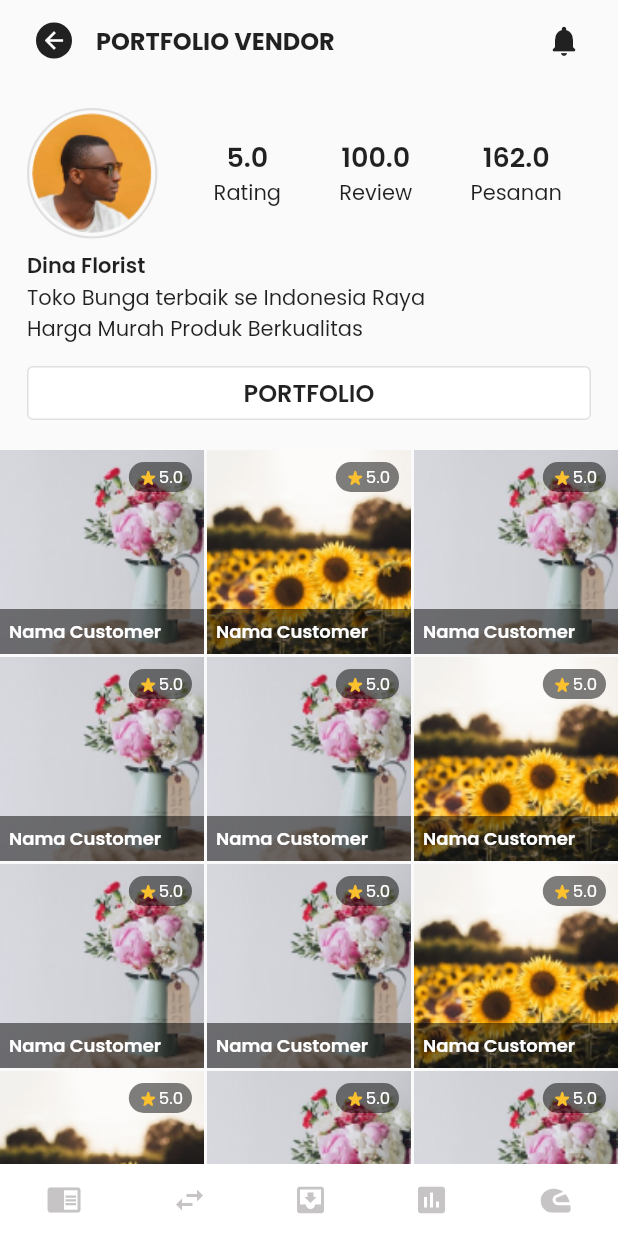
After one commit to nadahasni-dot/ordo-ui-test, a Flutter app: the PortfolioPage screen opened directly, on a phone screen of 412 x 824 dp. The commit adds this screen. Run offline on Flutter 3.47's test engine with Material 2 defaults, Android fonts, the light colour scheme and no system bars; our stand-ins replace flutter_svg.

Commit message:
adding test-2 page (portfolio/instagram clone)

```diff
--- /dev/null
+++ b/lib/components/portfoliopage/portfolio_app_bar.dart
@@ -0,0 +1,53 @@
+import 'package:flutter/material.dart';
+
+class PortfolioAppBar extends StatelessWidget {
+  const PortfolioAppBar({Key? key}) : super(key: key);
+
+  @override
+  Widget build(BuildContext context) {
+    return Container(
+      padding: EdgeInsets.symmetric(horizontal: 24),
+      height: 54,
+      child: Row(
+        crossAxisAlignment: CrossAxisAlignment.center,
+        mainAxisAlignment: MainAxisAlignment.spaceBetween,
+        children: [
+          Row(
+            children: [
+              Container(
+                height: 24,
+                width: 24,
+                padding: EdgeInsets.zero,
+                decoration: BoxDecoration(
+                  borderRadius: BorderRadius.circular(30),
+                  color: Colors.black87,
+                ),
+                child: IconButton(
+                  iconSize: 18,
+                  padding: EdgeInsets.zero,
+                  color: Colors.white,
+                  onPressed: () {},
+                  icon: Icon(Icons.arrow_back),
+                ),
+              ),
+              SizedBox(width: 16),
+              Text(
+                "PORTFOLIO VENDOR",
+                style: TextStyle(
+                  color: Colors.black87,
+                  fontFamily: "Poppins",
+                  fontSize: 16,
+                  fontWeight: FontWeight.w700,
+                ),
+              ),
+            ],
+          ),
+          Icon(
+            Icons.notifications_rounded,
+            size: 24,
+          )
+        ],
+      ),
+    );
+  }
+}
--- /dev/null
+++ b/lib/components/portfoliopage/portfolio_bottom_app_bar.dart
@@ -0,0 +1,24 @@
+import 'package:flutter/material.dart';
+import 'package:flutter_svg/flutter_svg.dart';
+
+class PortfolioBottomAppBar extends StatelessWidget {
+  const PortfolioBottomAppBar({Key? key}) : super(key: key);
+
+  @override
+  Widget build(BuildContext context) {
+    return Container(
+      color: Colors.white,
+      height: 48,
+      child: Row(
+        mainAxisAlignment: MainAxisAlignment.spaceAround,
+        children: [
+          SvgPicture.asset("assets/icons/portfolio-bottom-1.svg"),
+          SvgPicture.asset("assets/icons/portfolio-bottom-2.svg"),
+          SvgPicture.asset("assets/icons/portfolio-bottom-3.svg"),
+          SvgPicture.asset("assets/icons/portfolio-bottom-4.svg"),
+          SvgPicture.asset("assets/icons/portfolio-bottom-5.svg"),
+        ],
+      ),
+    );
+  }
+}
--- /dev/null
+++ b/lib/components/portfoliopage/portfolio_grid_item.dart
@@ -0,0 +1,98 @@
+import 'package:flutter/material.dart';
+
+class PortfolioGridItem extends StatelessWidget {
+  const PortfolioGridItem({
+    Key? key,
+    required this.rating,
+    required this.customer,
+    required this.image,
+  }) : super(key: key);
+
+  final double rating;
+  final String customer;
+  final String image;
+
+  @override
+  Widget build(BuildContext context) {
+    return Container(
+      child: Stack(
+        fit: StackFit.passthrough,
+        children: [
+          ClipRRect(
+            child: Image.asset(
+              image,
+              fit: BoxFit.cover,
+            ),
+          ),
+          Row(
+            crossAxisAlignment: CrossAxisAlignment.start,
+            mainAxisAlignment: MainAxisAlignment.end,
+            children: [
+              Padding(
+                padding: const EdgeInsets.all(8.0),
+                child: Container(
+                  padding: EdgeInsets.symmetric(
+                    horizontal: 6,
+                    vertical: 2,
+                  ),
+                  decoration: BoxDecoration(
+                    color: Colors.black87.withOpacity(0.5),
+                    borderRadius: BorderRadius.circular(16),
+                  ),
+                  child: Row(
+                    crossAxisAlignment: CrossAxisAlignment.center,
+                    children: [
+                      Icon(
+                        Icons.star_rate_rounded,
+                        size: 14,
+                        color: Colors.yellow.shade700,
+                      ),
+                      Text(
+                        rating.toString(),
+                        style: TextStyle(
+                            fontFamily: "Poppins",
+                            color: Colors.white,
+                            fontSize: 11),
+                      )
+                    ],
+                  ),
+                ),
+              ),
+            ],
+          ),
+          Row(
+            crossAxisAlignment: CrossAxisAlignment.end,
+            children: [
+              Expanded(
+                child: Container(
+                  padding: EdgeInsets.symmetric(
+                    horizontal: 6,
+                    vertical: 6,
+                  ),
+                  decoration: BoxDecoration(
+                    color: Colors.black87.withOpacity(0.5),
+                  ),
+                  child: Row(
+                    crossAxisAlignment: CrossAxisAlignment.center,
+                    children: [
+                      Text(
+                        customer,
+                        overflow: TextOverflow.ellipsis,
+                        style: TextStyle(
+                          fontFamily: "Poppins",
+                          color: Colors.white,
+                          fontWeight: FontWeight.w600,
+                          fontSize: 12,
+                        ),
+                      )
+                    ],
+                  ),
+                ),
+              ),
+            ],
+          ),
+        ],
+      ),
+    );
+  }
+}
--- /dev/null
+++ b/lib/components/portfoliopage/portfolio_stat.dart
@@ -0,0 +1,34 @@
+import 'package:flutter/material.dart';
+
+class PortfolioStat extends StatelessWidget {
+  const PortfolioStat({
+    Key? key,
+    required this.label,
+    required this.stat,
+  }) : super(key: key);
+
+  final String label;
+  final double stat;
+
+  @override
+  Widget build(BuildContext context) {
+    return Container(
+      child: Column(
+        children: [
+          Text(
+            stat.toString(),
+            style: TextStyle(
+              fontFamily: "Poppins",
+              fontSize: 18,
+              fontWeight: FontWeight.w600,
+            ),
+          ),
+          Text(
+            label,
+            style: TextStyle(fontFamily: "Poppins"),
+          ),
+        ],
+      ),
+    );
+  }
+}
--- /dev/null
+++ b/lib/components/portfoliopage/profile_description.dart
@@ -0,0 +1,44 @@
+import 'package:flutter/material.dart';
+
+class ProfileDescription extends StatelessWidget {
+  const ProfileDescription({Key? key}) : super(key: key);
+
+  @override
+  Widget build(BuildContext context) {
+    return Container(
+      padding: EdgeInsets.symmetric(horizontal: 18),
+      child: Column(
+        crossAxisAlignment: CrossAxisAlignment.stretch,
+        children: [
+          Text(
+            "Dina Florist",
+            textAlign: TextAlign.left,
+            style:
+                TextStyle(fontFamily: "Poppins", fontWeight: FontWeight.w600),
+          ),
+          Text(
+            "Toko Bunga terbaik se Indonesia Raya \nHarga Murah Produk Berkualitas",
+            textAlign: TextAlign.left,
+            style: TextStyle(fontFamily: "Poppins"),
+          ),
+          SizedBox(height: 8),
+          OutlinedButton(
+            onPressed: () {},
+            child: Text(
+              "PORTFOLIO",
+              style: TextStyle(
+                  fontFamily: "Poppins",
+                  fontSize: 16,
+                  fontWeight: FontWeight.w600,
+                  color: Colors.black87),
+            ),
+            style: ButtonStyle(
+              elevation: MaterialStateProperty.all(0),
+              backgroundColor: MaterialStateProperty.all(Colors.white),
+            ),
+          ),
+        ],
+      ),
+    );
+  }
+}
--- /dev/null
+++ b/lib/components/portfoliopage/profile_head.dart
@@ -0,0 +1,46 @@
+import 'package:flutter/material.dart';
+import 'package:ordo_ui_test/components/portfoliopage/portfolio_stat.dart';
+
+class ProfileWidget extends StatelessWidget {
+  const ProfileWidget({Key? key}) : super(key: key);
+
+  @override
+  Widget build(BuildContext context) {
+    return Container(
+      padding: EdgeInsets.symmetric(horizontal: 18),
+      child: Row(
+        crossAxisAlignment: CrossAxisAlignment.center,
+        children: [
+          Container(
+            height: 87,
+            width: 87,
+            padding: EdgeInsets.all(2),
+            decoration: BoxDecoration(
+              border: Border.all(
+                width: 1.5,
+                color: Colors.grey.shade300,
+              ),
+              borderRadius: BorderRadius.circular(87),
+            ),
+            child: ClipRRect(
+              borderRadius: BorderRadius.circular(87),
+              child: Image.asset("assets/images/team-2.png"),
+            ),
+          ),
+          SizedBox(width: 18),
+          Expanded(
+            child: Row(
+              crossAxisAlignment: CrossAxisAlignment.center,
+              mainAxisAlignment: MainAxisAlignment.spaceAround,
+              children: [
+                PortfolioStat(label: "Rating", stat: 5.0),
+                PortfolioStat(label: "Review", stat: 100),
+                PortfolioStat(label: "Pesanan", stat: 162),
+              ],
+            ),
+          )
+        ],
+      ),
+    );
+  }
+}
--- a/lib/main.dart
+++ b/lib/main.dart
@@ -23,7 +23,7 @@ class MyApp extends StatelessWidget {
         // is not restarted.
         primarySwatch: Colors.blue,
       ),
-      home: MyHomePage(title: 'Flutter Demo Home Page'),
+      home: MyHomePage(),
     );
   }
 }
--- /dev/null
+++ b/lib/models/portfolio_model.dart
@@ -0,0 +1,15 @@
+class PortfolioModel {
+  final String image;
+  final double rating;
+  final String customer;
+
+  PortfolioModel({
+    required this.image,
+    required this.rating,
+    required this.customer,
+  });
+
+  double get getRating => this.rating;
+  String get getImage => this.image;
+  String get getCustomer => this.customer;
+}
--- a/lib/pages/home_page.dart
+++ b/lib/pages/home_page.dart
@@ -1,38 +1,15 @@
 import 'package:flutter/material.dart';
-import 'package:ordo_ui_test/components/test_button.dart';
+import 'package:ordo_ui_test/components/homepage/test_button.dart';
+import 'package:ordo_ui_test/pages/portfolio_page.dart';
 
 class MyHomePage extends StatefulWidget {
-  MyHomePage({Key? key, required this.title}) : super(key: key);
-
-  // This widget is the home page of your application. It is stateful, meaning
-  // that it has a State object (defined below) that contains fields that affect
-  // how it looks.
-
-  // This class is the configuration for the state. It holds the values (in this
-  // case the title) provided by the parent (in this case the App widget) and
-  // used by the build method of the State. Fields in a Widget subclass are
-  // always marked "final".
-
-  final String title;
+  MyHomePage({Key? key}) : super(key: key);
 
   @override
   _MyHomePageState createState() => _MyHomePageState();
 }
 
 class _MyHomePageState extends State<MyHomePage> {
-  int _counter = 0;
-
-  void _incrementCounter() {
-    setState(() {
-      // This call to setState tells the Flutter framework that something has
-      // changed in this State, which causes it to rerun the build method below
-      // so that the display can reflect the updated values. If we changed
-      // _counter without calling setState(), then the build method would not be
-      // called again, and so nothing would appear to happen.
-      _counter++;
-    });
-  }
-
   @override
   Widget build(BuildContext context) {
     return Scaffold(
@@ -69,26 +46,27 @@ class _MyHomePageState extends State<MyHomePage> {
             Padding(
               padding: const EdgeInsets.symmetric(horizontal: 42),
               child: TestButton(
-                text: "Test 1",
-                onClick: () {},
+                text: "Test 2",
+                onClick: () {
+                  Navigator.of(context).push(
+                    MaterialPageRoute(
+                      builder: (context) => PortfolioPage(),
+                    ),
+                  );
+                },
               ),
             ),
             SizedBox(height: 18),
             Padding(
               padding: const EdgeInsets.symmetric(horizontal: 42),
               child: TestButton(
-                text: "Test 1",
+                text: "Test 3",
                 onClick: () {},
               ),
             ),
           ],
         ),
       ),
-      floatingActionButton: FloatingActionButton(
-        onPressed: _incrementCounter,
-        tooltip: 'Increment',
-        child: Icon(Icons.add),
-      ), // This trailing comma makes auto-formatting nicer for build methods.
     );
   }
 }
--- /dev/null
+++ b/lib/pages/portfolio_page.dart
@@ -0,0 +1,118 @@
+import 'package:flutter/material.dart';
+import 'package:ordo_ui_test/components/portfoliopage/portfolio_app_bar.dart';
+import 'package:ordo_ui_test/components/portfoliopage/portfolio_bottom_app_bar.dart';
+import 'package:ordo_ui_test/components/portfoliopage/portfolio_grid_item.dart';
+import 'package:ordo_ui_test/components/portfoliopage/profile_description.dart';
+import 'package:ordo_ui_test/components/portfoliopage/profile_head.dart';
+import 'package:ordo_ui_test/models/portfolio_model.dart';
+
+class PortfolioPage extends StatelessWidget {
+  PortfolioPage({Key? key}) : super(key: key);
+
+  final List<PortfolioModel> listPortfolio = [
+    PortfolioModel(
+      customer: "Nama Customer",
+      image: "assets/images/portfolio-1.jpg",
+      rating: 5.0,
+    ),
+    PortfolioModel(
+      customer: "Nama Customer",
+      image: "assets/images/portfolio-2.jpg",
+      rating: 5.0,
+    ),
+    PortfolioModel(
+      customer: "Nama Customer",
+      image: "assets/images/portfolio-1.jpg",
+      rating: 5.0,
+    ),
+    PortfolioModel(
+      customer: "Nama Customer",
+      image: "assets/images/portfolio-1.jpg",
+      rating: 5.0,
+    ),
+    PortfolioModel(
+      customer: "Nama Customer",
+      image: "assets/images/portfolio-1.jpg",
+      rating: 5.0,
+    ),
+    PortfolioModel(
+      customer: "Nama Customer",
+      image: "assets/images/portfolio-2.jpg",
+      rating: 5.0,
+    ),
+    PortfolioModel(
+      customer: "Nama Customer",
+      image: "assets/images/portfolio-1.jpg",
+      rating: 5.0,
+    ),
+    PortfolioModel(
+      customer: "Nama Customer",
+      image: "assets/images/portfolio-1.jpg",
+      rating: 5.0,
+    ),
+    PortfolioModel(
+      customer: "Nama Customer",
+      image: "assets/images/portfolio-2.jpg",
+      rating: 5.0,
+    ),
+    PortfolioModel(
+      customer: "Nama Customer",
+      image: "assets/images/portfolio-2.jpg",
+      rating: 5.0,
+    ),
+    PortfolioModel(
+      customer: "Nama Customer",
+      image: "assets/images/portfolio-1.jpg",
+      rating: 5.0,
+    ),
+    PortfolioModel(
+      customer: "Nama Customer",
+      image: "assets/images/portfolio-1.jpg",
+      rating: 5.0,
+    ),
+  ];
+
+  @override
+  Widget build(BuildContext context) {
+    return Scaffold(
+      bottomNavigationBar: PortfolioBottomAppBar(),
+      body: SafeArea(
+        child: Container(
+          child: Column(
+            children: <Widget>[
+              PortfolioAppBar(),
+              Expanded(
+                child: SingleChildScrollView(
+                  child: Container(
+                    child: Column(
+                      children: [
+                        SizedBox(height: 18),
+                        ProfileWidget(),
+                        SizedBox(height: 8),
+                        ProfileDescription(),
+                        SizedBox(height: 14),
+                        GridView.count(
+                          shrinkWrap: true,
+                          physics: NeverScrollableScrollPhysics(),
+                          crossAxisCount: 3,
+                          mainAxisSpacing: 2,
+                          crossAxisSpacing: 2,
+                          children: listPortfolio
+                              .map((portfolio) => PortfolioGridItem(
+                                  rating: portfolio.getRating,
+                                  customer: portfolio.getCustomer,
+                                  image: portfolio.getImage))
+                              .toList(),
+                        ),
+                      ],
+                    ),
+                  ),
+                ),
+              ),
+            ],
+          ),
+        ),
+      ),
+    );
+  }
+}
```
Also changed, not shown: assets/icons/portfolio-bottom-1.svg (added), assets/icons/portfolio-bottom-2.svg (added), assets/icons/portfolio-bottom-3.svg (added), assets/icons/portfolio-bottom-4.svg (added), assets/icons/portfolio-bottom-5.svg (added), assets/images/portfolio-1.jpg (added), assets/images/portfolio-2.jpg (added), assets/images/team-2.png (added), lib/components/homepage/test_button.dart (renamed from lib/components/test_button.dart).
